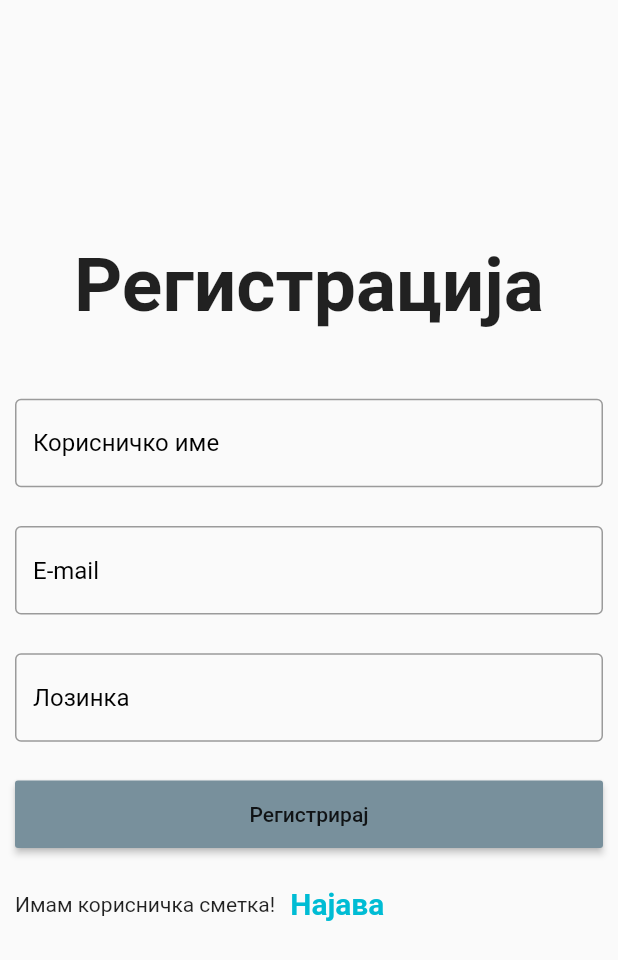
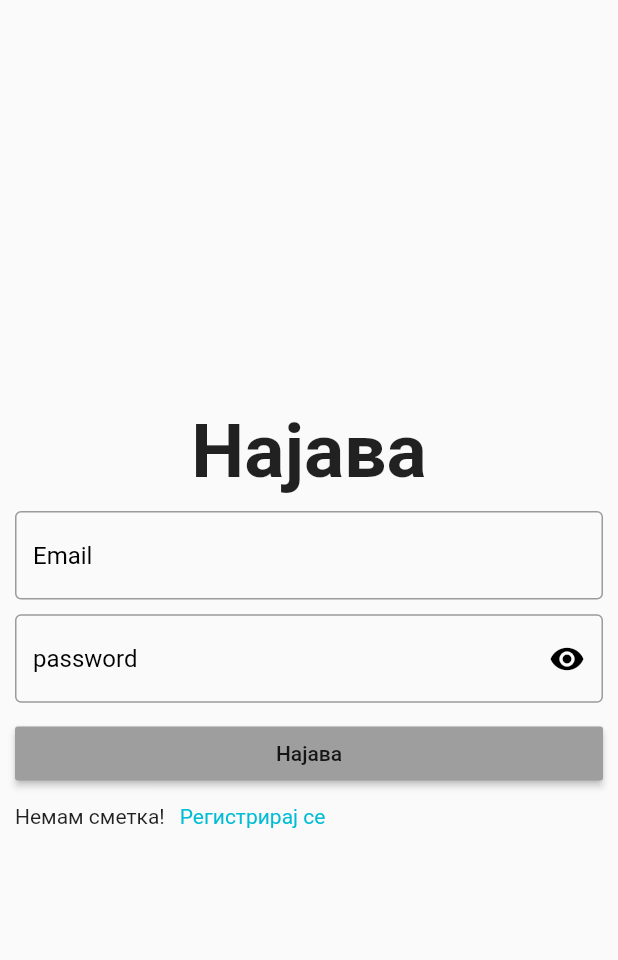
Before and after one commit to manevdusko/MIS-domasni, a Flutter app: the screen it shows after launch, on a phone screen of 412 x 824 dp. Shown: the top 960 px of the screen. Run offline on Flutter 3.47's test engine with Material 2 defaults, Android fonts, the phone set to English and light mode, and no system bars.

Commit message:
login implementation

```diff
--- a/e_commerce/lib/main.dart
+++ b/e_commerce/lib/main.dart
@@ -1,3 +1,4 @@
+import 'package:e_commerce/screens/login.dart';
 import 'package:e_commerce/screens/sign_up.dart';
 import 'package:flutter/material.dart';
 
@@ -7,7 +8,7 @@ class StartUp extends StatelessWidget {
   @override
   Widget build(BuildContext context) {
     return MaterialApp(
-      home: SignUp(),
+      home: Login(),
     );
   }
 }
--- /dev/null
+++ b/e_commerce/lib/screens/login.dart
@@ -0,0 +1,129 @@
+import 'package:e_commerce/screens/sign_up.dart';
+import 'package:flutter/cupertino.dart';
+import 'package:flutter/material.dart';
+
+class Login extends StatefulWidget {
+  @override
+  State<Login> createState() => _LoginState();
+}
+
+final GlobalKey<FormState> _formKey = GlobalKey();
+
+String p =
+    r'^(([^<>()[\]\\.,;:\s@\"]+(\.[^<>()[\]\\.,;:\s@\"]+)*)|(\".+\"))@((\[[0-9]{1,3}\.[0-9]{1,3}\.[0-9]{1,3}\.[0-9]{1,3}\])|(([a-zA-Z\-0-9]+\.)+[a-zA-Z]{2,}))$';
+
+RegExp regExp = new RegExp(p);
+
+void validation() {
+  final FormState? _form = _formKey.currentState;
+  if (_form!.validate()) {
+    print("DA");
+  } else
+    print("ne");
+}
+
+bool obserText = true;
+
+class _LoginState extends State<Login> {
+  @override
+  Widget build(BuildContext context) {
+    return Scaffold(
+      body: Form(
+        key: _formKey,
+        child: Container(
+          margin: EdgeInsets.symmetric(horizontal: 10),
+          child: Column(
+            mainAxisAlignment: MainAxisAlignment.center,
+            children: [
+              Container(
+                height: 300,
+                width: double.infinity,
+                child: Column(
+                  mainAxisAlignment: MainAxisAlignment.spaceEvenly,
+                  children: [
+                    Text(
+                      "Најава",
+                      style: TextStyle(
+                        fontSize: 50,
+                        fontWeight: FontWeight.bold,
+                      ),
+                    ),
+                    TextFormField(
+                      validator: (value) {
+                        if (value == "")
+                          return "Внесете емаил!";
+                        else if (!regExp.hasMatch(value!)) {
+                          return "Невалидна емаил";
+                        }
+                        return "";
+                      },
+                      decoration: InputDecoration(
+                        border: OutlineInputBorder(),
+                        hintText: "Email",
+                        hintStyle: TextStyle(color: Colors.black),
+                      ),
+                    ),
+                    TextFormField(
+                      obscureText: obserText,
+                      validator: (value) {
+                        if (value == "") {
+                          return "Внеси лозинка!";
+                        } else if (value!.length < 8) {
+                          return "Лозинката е кратка";
+                        }
+                        return "";
+                      },
+                      decoration: InputDecoration(
+                        hintText: "password",
+                        border: OutlineInputBorder(),
+                        suffixIcon: GestureDetector(
+                            onTap: () {
+                              FocusScope.of(context).unfocus();
+                              setState(() {
+                                obserText = !obserText;
+                              });
+                            },
+                            child: Icon(
+                              obserText == true
+                                  ? Icons.visibility
+                                  : Icons.visibility_off,
+                              color: Colors.black,
+                            )),
+                        hintStyle: TextStyle(color: Colors.black),
+                      ),
+                    ),
+                    Container(
+                      width: double.infinity,
+                      child: RaisedButton(
+                          color: Colors.grey,
+                          child: Text("Најава"),
+                          onPressed: () {
+                            validation();
+                          }),
+                    ),
+                    Row(
+                      children: [
+                        Text("Немам сметка!"),
+                        SizedBox(
+                          width: 10,
+                        ),
+                        GestureDetector(
+                          child: Text("Регистрирај се",
+                              style: TextStyle(color: Colors.cyan)),
+                          onTap: () {
+                            Navigator.of(context).pushReplacement(
+                                MaterialPageRoute(builder: (ctx) => SignUp()));
+                          },
+                        )
+                      ],
+                    ),
+                  ],
+                ),
+              )
+            ],
+          ),
+        ),
+      ),
+    );
+  }
+}
--- a/e_commerce/lib/screens/sign_up.dart
+++ b/e_commerce/lib/screens/sign_up.dart
@@ -1,3 +1,4 @@
+import 'package:e_commerce/screens/login.dart';
 import 'package:flutter/cupertino.dart';
 import 'package:flutter/material.dart';
 
@@ -119,6 +120,11 @@ class _SignUpState extends State<SignUp> {
                             width: 10,
                           ),
                           GestureDetector(
+                              onTap: () {
+                                Navigator.of(context).pushReplacement(
+                                    MaterialPageRoute(
+                                        builder: (ctx) => Login()));
+                              },
                               child: Text(
                                 "Најава",
                                 style: TextStyle(
```
Also changed, not shown: 1 other file. Lines whose indentation alone changed are shown as unchanged.
